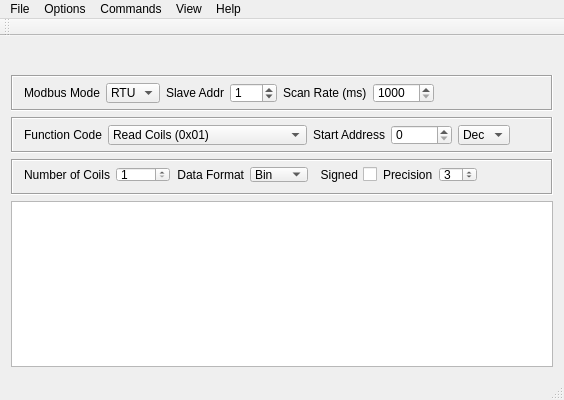
ExplorerOL/QModbusExplorer, file forms/mainwindow.ui: the form before one commit.
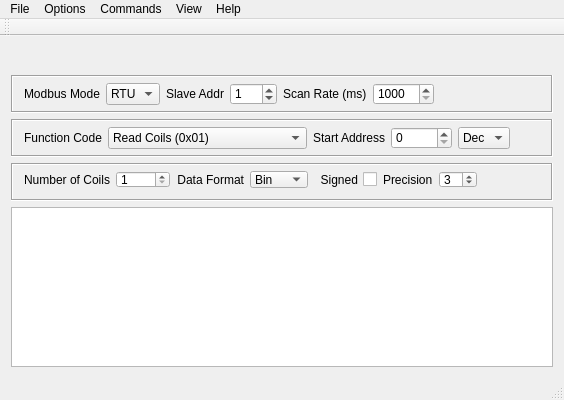
The form after the commit. Icons and pictures are not drawn. Custom widgets are drawn as their Qt base class.

What changed in the file:
```diff
--- a/forms/mainwindow.ui
+++ b/forms/mainwindow.ui
@@ -41,7 +41,7 @@
       <property name="minimumSize">
        <size>
         <width>0</width>
-        <height>36</height>
+        <height>38</height>
        </size>
       </property>
       <property name="frameShape">
@@ -151,7 +151,7 @@
       <property name="minimumSize">
        <size>
         <width>0</width>
-        <height>36</height>
+        <height>38</height>
        </size>
       </property>
       <property name="frameShape">
@@ -288,7 +288,7 @@
       <property name="minimumSize">
        <size>
         <width>0</width>
-        <height>36</height>
+        <height>38</height>
        </size>
       </property>
       <property name="frameShape">
```
